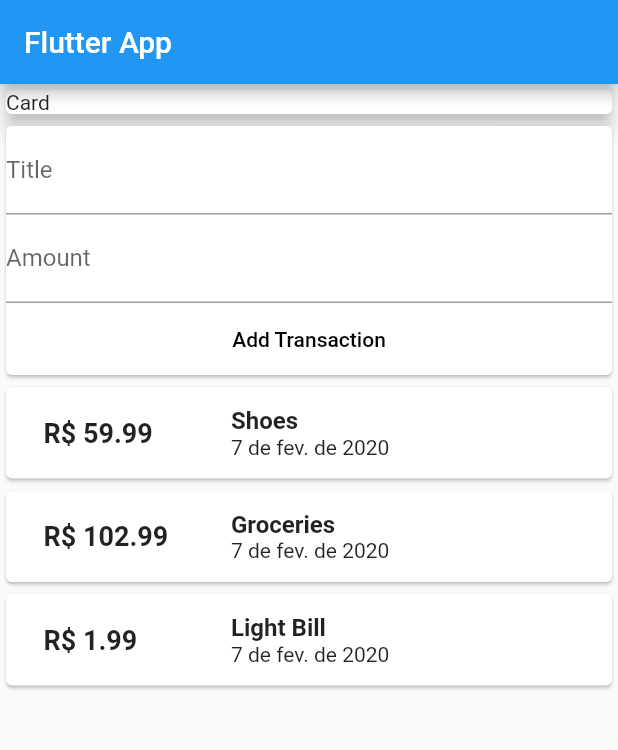
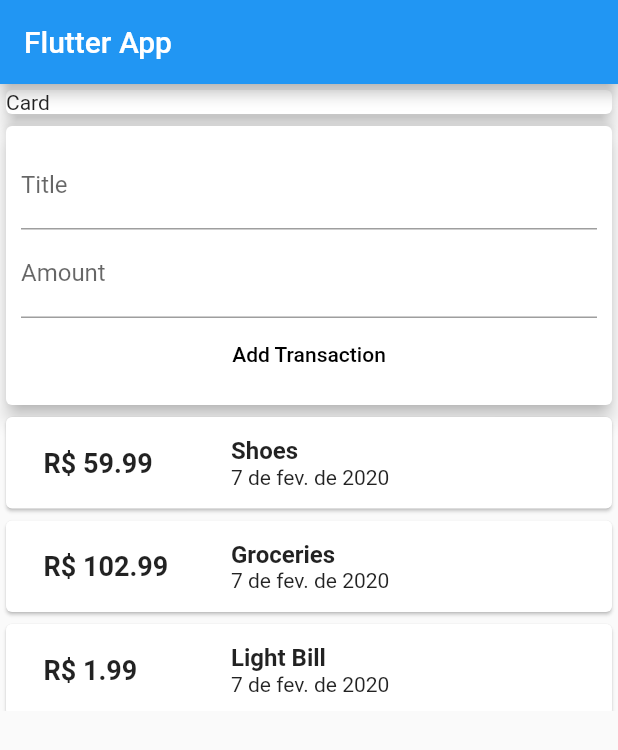
Before and after one commit to Ajorona/personal-expenses-app, a Flutter app: the screen it shows after launch, on a phone screen of 412 x 824 dp. Shown: the top 750 px of the screen. Run offline on Flutter 3.47's test engine with Material 2 defaults, Android fonts, the phone set to English and light mode, and no system bars.

Commit message:
refactor(transaction): break into multiple components and add state

```diff
--- a/lib/main.dart
+++ b/lib/main.dart
@@ -1,9 +1,6 @@
 import 'package:flutter/material.dart';
-import 'package:uuid/uuid.dart';
 
-import './constants/transaction.dart';
-
-import './utils/Intl.dart';
+import './widgets/userTransactions.dart';
 
 void main() => runApp(MyApp());
 
@@ -18,37 +15,15 @@ class MyApp extends StatelessWidget {
 }
 
 class MyHomePage extends StatelessWidget {
-  static final uuid = new Uuid();
-
-  final List<Transaction> transactions = [
-    Transaction(
-        id: uuid.v1(),
-        title: 'Shoes',
-        amount: 59.99,
-        createdAt: DateTime.now(),
-        updatedAt: DateTime.now()),
-    Transaction(
-        id: uuid.v1(),
-        title: 'Groceries',
-        amount: 102.99,
-        createdAt: DateTime.now(),
-        updatedAt: DateTime.now()),
-    Transaction(
-        id: uuid.v1(),
-        title: 'Light Bill',
-        amount: 1.99,
-        createdAt: DateTime.now(),
-        updatedAt: DateTime.now()),
-  ];
-
   @override
   Widget build(BuildContext context) {
     return Scaffold(
       appBar: AppBar(
         title: Text('Flutter App'),
       ),
-      body: Center(
+      body: SingleChildScrollView(
         child: Column(
+          crossAxisAlignment: CrossAxisAlignment.stretch,
           children: <Widget>[
             Container(
               width: double.infinity,
@@ -57,55 +32,10 @@ class MyHomePage extends StatelessWidget {
                 elevation: 5,
               ),
             ),
-            Card(
-              child: Column(
-                children: <Widget>[
-                  TextField(decoration: InputDecoration(labelText: 'Title')),
-                  TextField(decoration: InputDecoration(labelText: 'Amount')),
-                  FlatButton(
-                    onPressed: () {},
-                    child: Text('Add Transaction'),
-                    textColor: Colors.black,
-                  )
-                ],
-              ),
-            ),
-            Column(
-              children: transactions.map((transaction) {
-                return Card(
-                    child: Row(
-                  children: <Widget>[
-                    Container(
-                      width: 120,
-                      margin:
-                          EdgeInsets.symmetric(vertical: 10, horizontal: 15),
-                      padding:
-                          EdgeInsets.symmetric(vertical: 10, horizontal: 10),
-                      child: Text(
-                        'R\$ ${transaction.amount}',
-                        style: TextStyle(
-                            fontWeight: FontWeight.bold, fontSize: 18),
-                      ),
-                    ),
-                    Column(
-                      crossAxisAlignment: CrossAxisAlignment.start,
-                      children: <Widget>[
-                        Text(transaction.title,
-                            style: TextStyle(
-                                fontSize: 16, fontWeight: FontWeight.bold)),
-                        Text(
-                          formatDate(transaction.createdAt),
-                          style: TextStyle(fontSize: 14),
-                        ),
-                      ],
-                    )
-                  ],
-                ));
-              }).toList(),
-            )
+            UserTransactions(),
           ],
         ),
-      ), // This trailing comma makes auto-formatting nicer for build methods.
-    );
+      ),
+    ); // This trailing comma makes auto-formatting nicer for build methods.
   }
 }
--- /dev/null
+++ b/lib/widgets/newTransaction.dart
@@ -0,0 +1,39 @@
+import 'package:flutter/material.dart';
+
+class NewTransaction extends StatelessWidget {
+  final Function addNewTransaction;
+  static final titleController = TextEditingController();
+  static final amountController = TextEditingController();
+
+  NewTransaction(this.addNewTransaction);
+
+  @override
+  Widget build(BuildContext context) {
+    return Card(
+      elevation: 5,
+      child: Container(
+        padding: EdgeInsets.all(10),
+        child: Column(
+          children: <Widget>[
+            TextField(
+              decoration: InputDecoration(labelText: 'Title'),
+              controller: titleController,
+            ),
+            TextField(
+              decoration: InputDecoration(labelText: 'Amount'),
+              controller: amountController,
+            ),
+            FlatButton(
+              onPressed: () => addNewTransaction(
+                titleController.text,
+                double.parse(amountController.text),
+              ),
+              child: Text('Add Transaction'),
+              textColor: Colors.black,
+            )
+          ],
+        ),
+      ),
+    );
+  }
+}
--- /dev/null
+++ b/lib/widgets/transactionList.dart
@@ -0,0 +1,48 @@
+import 'package:flutter/material.dart';
+
+import '../models/transaction.dart';
+import '../utils/Intl.dart';
+
+class TransactionList extends StatelessWidget {
+  final List<Transaction> transactions;
+  TransactionList(this.transactions);
+
+  @override
+  Widget build(BuildContext context) {
+    return Container(
+      height: 200,
+      child: ListView.builder(
+        itemCount: transactions.length,
+        itemBuilder: (context, index) {
+          return Card(
+            child: Row(
+              children: <Widget>[
+                Container(
+                  width: 120,
+                  margin: EdgeInsets.symmetric(vertical: 10, horizontal: 15),
+                  padding: EdgeInsets.symmetric(vertical: 10, horizontal: 10),
+                  child: Text(
+                    'R\$ ${transactions[index].amount}',
+                    style: TextStyle(fontWeight: FontWeight.bold, fontSize: 18),
+                  ),
+                ),
+                Column(
+                  crossAxisAlignment: CrossAxisAlignment.start,
+                  children: <Widget>[
+                    Text(transactions[index].title,
+                        style: TextStyle(
+                            fontSize: 16, fontWeight: FontWeight.bold)),
+                    Text(
+                      formatDate(transactions[index].createdAt),
+                      style: TextStyle(fontSize: 14),
+                    ),
+                  ],
+                )
+              ],
+            ),
+          );
+        },
+      ),
+    );
+  }
+}
--- /dev/null
+++ b/lib/widgets/userTransactions.dart
@@ -0,0 +1,58 @@
+import 'package:flutter/material.dart';
+import 'package:uuid/uuid.dart';
+
+import '../models/transaction.dart';
+import './newTransaction.dart';
+import './transactionList.dart';
+
+class UserTransactions extends StatefulWidget {
+  @override
+  _UserTransactionsState createState() => _UserTransactionsState();
+}
+
+class _UserTransactionsState extends State<UserTransactions> {
+  static final uuid = new Uuid();
+  static final List<Transaction> _userTransactions = [
+    Transaction(
+        id: uuid.v1(),
+        title: 'Shoes',
+        amount: 59.99,
+        createdAt: DateTime.now(),
+        updatedAt: DateTime.now()),
+    Transaction(
+        id: uuid.v1(),
+        title: 'Groceries',
+        amount: 102.99,
+        createdAt: DateTime.now(),
+        updatedAt: DateTime.now()),
+    Transaction(
+        id: uuid.v1(),
+        title: 'Light Bill',
+        amount: 1.99,
+        createdAt: DateTime.now(),
+        updatedAt: DateTime.now()),
+  ];
+
+  void _addNewTransaction(String newTitle, double newAmount) {
+    final newTransaction = Transaction(
+        title: newTitle,
+        amount: newAmount,
+        createdAt: DateTime.now(),
+        updatedAt: DateTime.now(),
+        id: uuid.v1());
+
+    setState(() {
+      _userTransactions.add(newTransaction);
+    });
+  }
+
+  @override
+  Widget build(BuildContext context) {
+    return Column(
+      children: <Widget>[
+        NewTransaction(_addNewTransaction),
+        TransactionList(_userTransactions)
+      ],
+    );
+  }
+}
```
Also changed, not shown: lib/models/transaction.dart (renamed from lib/constants/transaction.dart).
